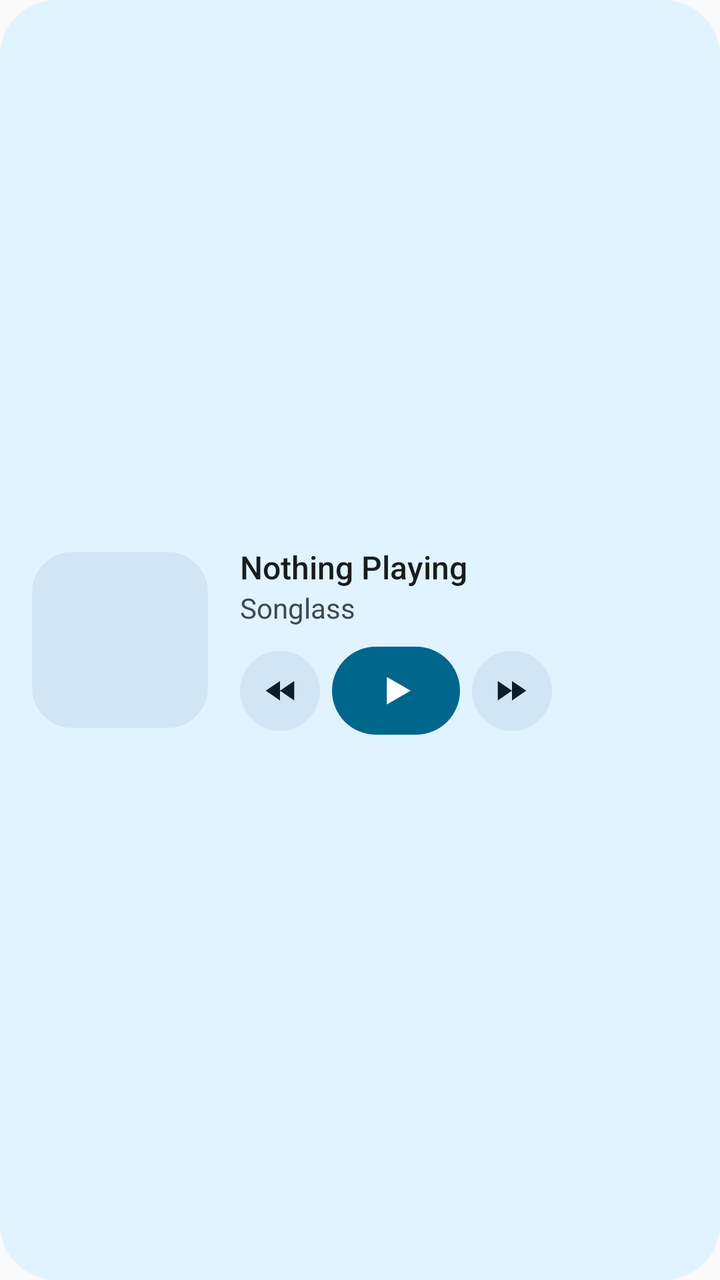
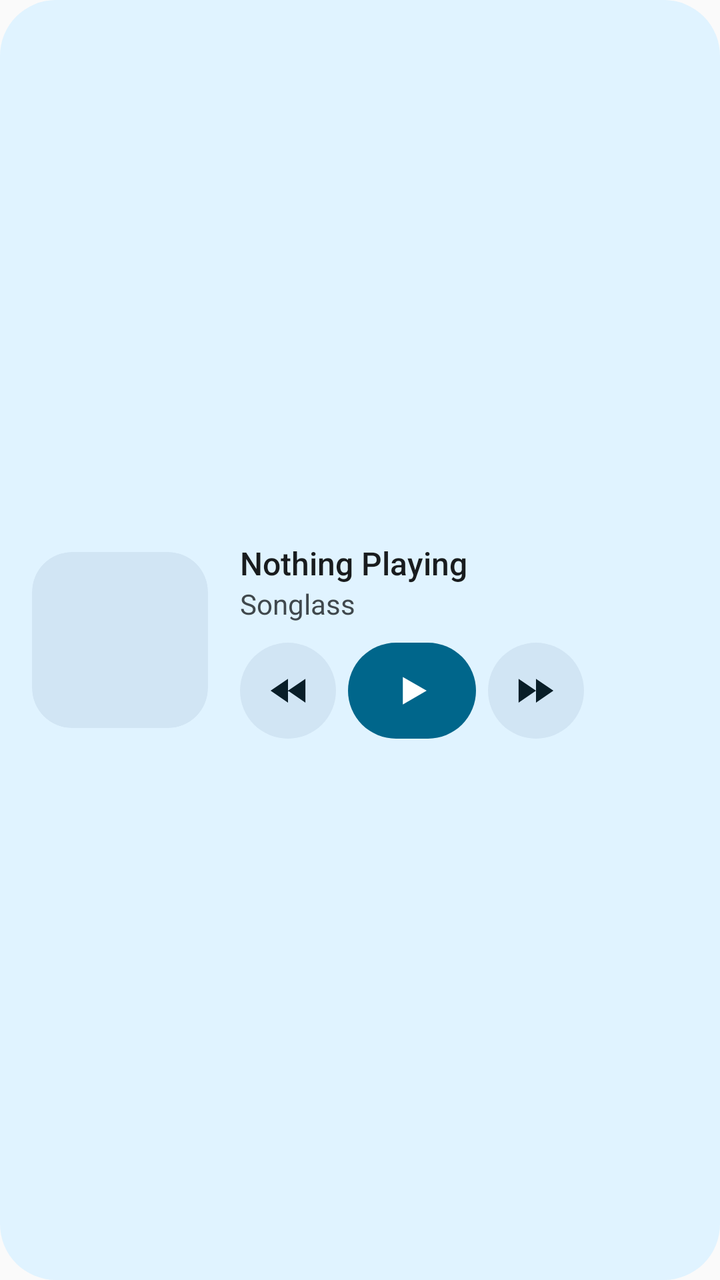

The first picture is an Android layout as it rendered before a commit; the second is the same layout after the commit. The layout source and the unified diff follow.
<!-- AndroidManifest.xml: application theme Theme.Songlass -->
<!-- res/layout/widget_material_wide.xml -->
<?xml version="1.0" encoding="utf-8"?>
<LinearLayout xmlns:android="http://schemas.android.com/apk/res/android"
    android:id="@+id/root"
    android:layout_width="match_parent"
    android:layout_height="match_parent"
    android:background="@drawable/widget_bg_material"
    android:gravity="center_vertical"
    android:orientation="horizontal"
    android:padding="16dp">

    <ImageView
        android:id="@+id/cover"
        android:layout_width="88dp"
        android:layout_height="88dp"
        android:background="@drawable/widget_cover_material"
        android:clipToOutline="true"
        android:importantForAccessibility="no"
        android:scaleType="centerCrop" />

    <LinearLayout
        android:layout_width="0dp"
        android:layout_height="wrap_content"
        android:layout_marginStart="16dp"
        android:layout_weight="1"
        android:orientation="vertical">

        <TextView
            android:id="@+id/title"
            android:layout_width="match_parent"
            android:layout_height="wrap_content"
            android:ellipsize="end"
            android:fontFamily="sans-serif-medium"
            android:maxLines="1"
            android:text="@string/widget_nothing_playing"
            android:textColor="@color/widget_material_on_surface"
            android:textSize="16sp" />

        <TextView
            android:id="@+id/subtitle"
            android:layout_width="match_parent"
            android:layout_height="wrap_content"
            android:ellipsize="end"
            android:maxLines="1"
            android:text="@string/app_name"
            android:textColor="@color/widget_material_on_surface_variant"
            android:textSize="14sp" />

        <LinearLayout
            android:layout_width="wrap_content"
            android:layout_height="wrap_content"
            android:layout_marginTop="10dp"
            android:gravity="center_vertical"
            android:orientation="horizontal">

            <ImageView
                android:id="@+id/previous"
                android:layout_width="40dp"
                android:layout_height="40dp"
                android:background="@drawable/widget_tonal_material"
                android:contentDescription="@string/widget_previous"
                android:padding="11dp"
                android:src="@drawable/widget_previous"
                android:tint="@color/widget_material_on_tonal" />

            <ImageView
                android:id="@+id/play"
                android:layout_width="64dp"
                android:layout_height="44dp"
                android:layout_marginHorizontal="6dp"
                android:background="@drawable/widget_pill_material"
                android:contentDescription="@string/widget_play"
                android:paddingVertical="11dp"
                android:src="@drawable/widget_play"
                android:tint="@color/widget_material_on_primary" />

            <ImageView
                android:id="@+id/next"
                android:layout_width="40dp"
                android:layout_height="40dp"
                android:background="@drawable/widget_tonal_material"
                android:contentDescription="@string/widget_next"
                android:padding="11dp"
                android:src="@drawable/widget_next"
                android:tint="@color/widget_material_on_tonal" />
        </LinearLayout>
    </LinearLayout>
</LinearLayout>
<!-- resources referenced by this layout -->
<resources>
  <color name="widget_material_on_primary">@android:color/system_accent1_0</color>
  <color name="widget_material_on_surface">@android:color/system_neutral1_900</color>
  <color name="widget_material_on_surface_variant">@android:color/system_neutral2_700</color>
  <color name="widget_material_on_tonal">@android:color/system_accent2_900</color>
  <!-- drawable widget_bg_material (drawable) -->
  <?xml version="1.0" encoding="utf-8"?>
  <shape xmlns:android="http://schemas.android.com/apk/res/android" android:shape="rectangle">
      <corners android:radius="@android:dimen/system_app_widget_background_radius" />
      <solid android:color="@color/widget_material_surface" />
  </shape>
  <!-- drawable widget_cover_material (drawable) -->
  <?xml version="1.0" encoding="utf-8"?>
  <shape xmlns:android="http://schemas.android.com/apk/res/android" android:shape="rectangle">
      <corners android:radius="@android:dimen/system_app_widget_inner_radius" />
      <solid android:color="@color/widget_material_tonal" />
  </shape>
  <!-- drawable widget_next (drawable) -->
  <vector xmlns:android="http://schemas.android.com/apk/res/android" android:width="24dp" android:height="24dp" android:viewportWidth="24" android:viewportHeight="24">
      <path android:fillColor="#FFFFFFFF" android:pathData="M2.5,5.5L12,12L2.5,18.5ZM12,5.5L21.5,12L12,18.5Z" />
  </vector>
  <!-- drawable widget_pill_material (drawable) -->
  <?xml version="1.0" encoding="utf-8"?>
  <shape xmlns:android="http://schemas.android.com/apk/res/android" android:shape="rectangle">
      <corners android:radius="24dp" />
      <solid android:color="@color/widget_material_primary" />
  </shape>
  <!-- drawable widget_play (drawable) -->
  <vector xmlns:android="http://schemas.android.com/apk/res/android" android:width="24dp" android:height="24dp" android:viewportWidth="24" android:viewportHeight="24">
      <path android:fillColor="#FFFFFFFF" android:pathData="M7,4.5L20,12L7,19.5Z" />
  </vector>
  <!-- drawable widget_previous (drawable) -->
  <vector xmlns:android="http://schemas.android.com/apk/res/android" android:width="24dp" android:height="24dp" android:viewportWidth="24" android:viewportHeight="24">
      <path android:fillColor="#FFFFFFFF" android:pathData="M21.5,5.5L12,12L21.5,18.5ZM12,5.5L2.5,12L12,18.5Z" />
  </vector>
  <!-- drawable widget_tonal_material (drawable) -->
  <?xml version="1.0" encoding="utf-8"?>
  <shape xmlns:android="http://schemas.android.com/apk/res/android" android:shape="oval">
      <solid android:color="@color/widget_material_tonal" />
  </shape>
  <string name="app_name" translatable="false">Songlass</string>
  <string name="widget_next">Next</string>
  <string name="widget_nothing_playing">Nothing Playing</string>
  <string name="widget_play">Play</string>
  <string name="widget_previous">Previous</string>
  <style name="Theme.Songlass" parent="@android:style/Theme.Material.Light.NoActionBar">
          <item name="android:windowSplashScreenBackground">@android:color/white</item>
          <item name="android:windowSplashScreenAnimatedIcon">@drawable/splash_icon</item>
          <item name="android:windowSplashScreenAnimationDuration">800</item>
      </style>
  <color name="widget_material_surface">@android:color/system_accent2_50</color>
  <color name="widget_material_tonal">@android:color/system_accent2_100</color>
  <color name="widget_material_primary">@android:color/system_accent1_600</color>
  <!-- drawable splash_icon: vector/xml drawable (drawable, 21024 chars, omitted) -->
</resources>

<!-- the commit's change to res/layout/widget_material_wide.xml (unified diff, before → after) -->
@@ -54,32 +54,32 @@
 
             <ImageView
                 android:id="@+id/previous"
-                android:layout_width="40dp"
-                android:layout_height="40dp"
+                android:layout_width="48dp"
+                android:layout_height="48dp"
                 android:background="@drawable/widget_tonal_material"
                 android:contentDescription="@string/widget_previous"
-                android:padding="11dp"
+                android:padding="13dp"
                 android:src="@drawable/widget_previous"
                 android:tint="@color/widget_material_on_tonal" />
 
             <ImageView
                 android:id="@+id/play"
                 android:layout_width="64dp"
-                android:layout_height="44dp"
+                android:layout_height="48dp"
                 android:layout_marginHorizontal="6dp"
                 android:background="@drawable/widget_pill_material"
                 android:contentDescription="@string/widget_play"
-                android:paddingVertical="11dp"
+                android:paddingVertical="13dp"
                 android:src="@drawable/widget_play"
                 android:tint="@color/widget_material_on_primary" />
 
             <ImageView
                 android:id="@+id/next"
-                android:layout_width="40dp"
-                android:layout_height="40dp"
+                android:layout_width="48dp"
+                android:layout_height="48dp"
                 android:background="@drawable/widget_tonal_material"
                 android:contentDescription="@string/widget_next"
-                android:padding="11dp"
+                android:padding="13dp"
                 android:src="@drawable/widget_next"
                 android:tint="@color/widget_material_on_tonal" />
         </LinearLayout>
